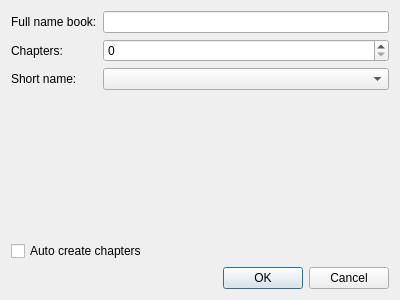
Old version of the form src/dialogs/bookdialog/bookadddialog.ui in the repository axsapronov/bQella.
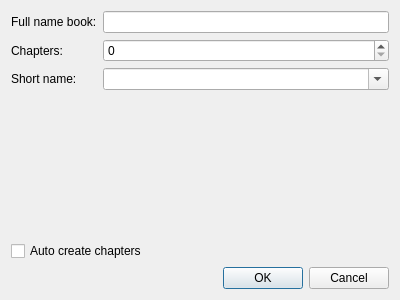
New version of the form.

Patch:
```diff
--- a/src/dialogs/bookdialog/bookadddialog.ui
+++ b/src/dialogs/bookdialog/bookadddialog.ui
@@ -63,6 +63,9 @@
            <height>16777215</height>
           </size>
          </property>
+         <property name="editable">
+          <bool>true</bool>
+         </property>
          <property name="maxVisibleItems">
           <number>5</number>
          </property>
```
Left out of the diff: 5 changed lines with no effect on the pictures.
